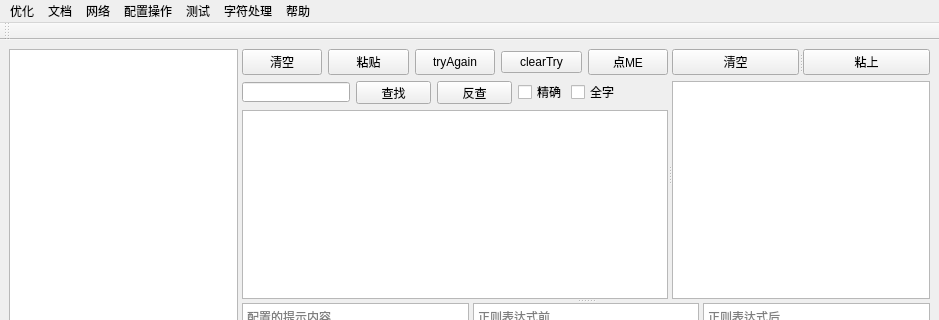
weilaidb/codetools, file codesets/mainwindow.ui: the form before one commit; both pictures show x 0 to 939 and y 0 to 320 of the 939 by 718 pixel window.
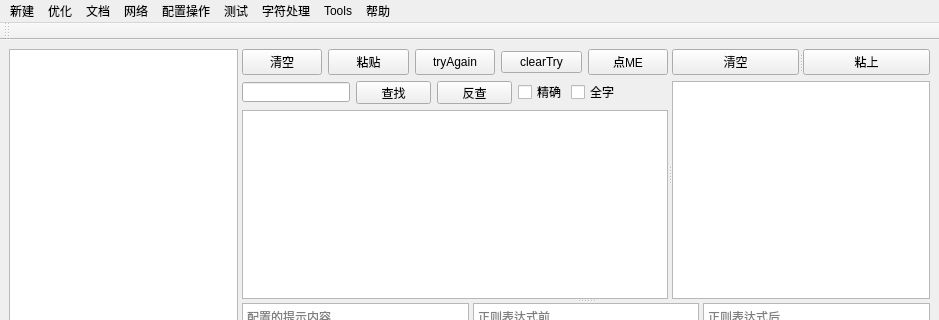
The form after the commit. Icons and pictures are not drawn.

The edit to the form file:
```diff
--- a/codesets/mainwindow.ui
+++ b/codesets/mainwindow.ui
@@ -400,12 +400,28 @@
     <addaction name="actionascii_to_string"/>
     <addaction name="actionascii_to_string_10"/>
    </widget>
+   <widget class="QMenu" name="menu_10">
+    <property name="title">
+     <string>新建</string>
+    </property>
+    <addaction name="action_newusernode"/>
+    <addaction name="action_newstandnode"/>
+   </widget>
+   <widget class="QMenu" name="menuTools">
+    <property name="title">
+     <string>Tools</string>
+    </property>
+    <addaction name="action_delspace"/>
+    <addaction name="action_dellastspacesort"/>
+   </widget>
+   <addaction name="menu_10"/>
    <addaction name="menuAyStle"/>
    <addaction name="menu_4"/>
    <addaction name="menu_5"/>
    <addaction name="menu_8"/>
    <addaction name="menu_9"/>
    <addaction name="menu_3"/>
+   <addaction name="menuTools"/>
    <addaction name="menu_2"/>
   </widget>
   <widget class="QStatusBar" name="statusbar"/>
```
Left out of the diff: 26 changed lines with no effect on the pictures.
